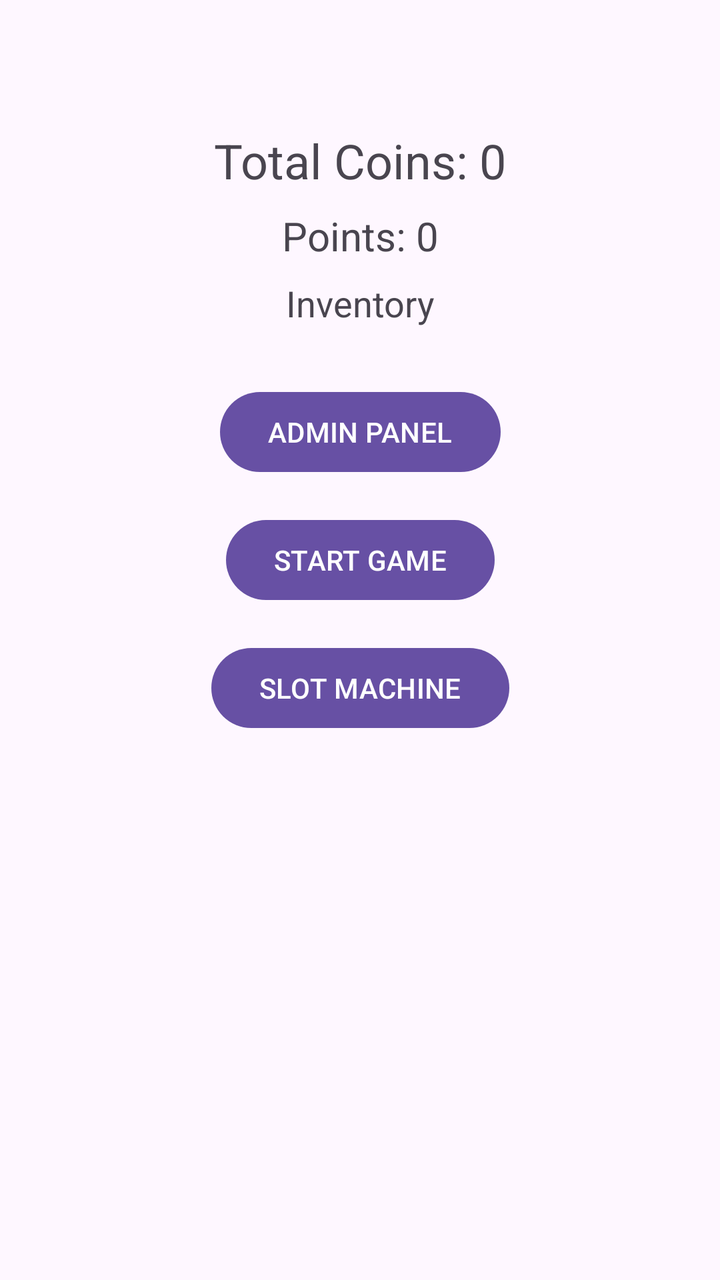
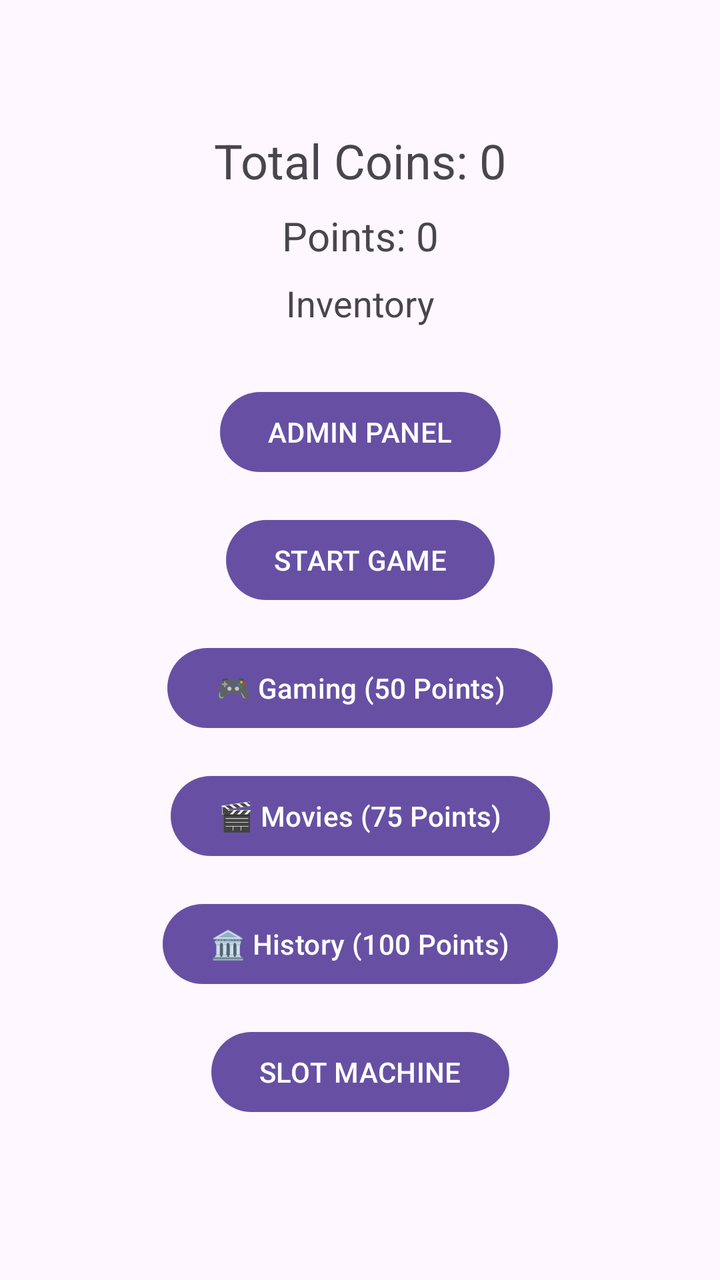

Two renders of the same Android screen: before a commit and after it. Below are the layout's source before the change and the commit's diff.
<!-- AndroidManifest.xml: application theme Theme.OstaniBeden -->
<!-- res/layout/activity_main.xml -->
<?xml version="1.0" encoding="utf-8"?>
<androidx.constraintlayout.widget.ConstraintLayout xmlns:android="http://schemas.android.com/apk/res/android"
    xmlns:app="http://schemas.android.com/apk/res-auto"
    xmlns:tools="http://schemas.android.com/tools"
    android:id="@+id/main"
    android:layout_width="match_parent"
    android:layout_height="match_parent"
    tools:context=".MainActivity">

    <TextView
        android:id="@+id/tvTotalCoins"
        android:layout_width="wrap_content"
        android:layout_height="wrap_content"
        android:text="Total Coins: 0"
        android:textSize="24sp"
        app:layout_constraintTop_toTopOf="parent"
        app:layout_constraintStart_toStartOf="parent"
        app:layout_constraintEnd_toEndOf="parent"
        android:layout_marginTop="64dp"/>

    <TextView
        android:id="@+id/tvTotalPoints"
        android:layout_width="wrap_content"
        android:layout_height="wrap_content"
        android:text="Points: 0"
        android:textSize="20sp"
        app:layout_constraintTop_toBottomOf="@id/tvTotalCoins"
        app:layout_constraintStart_toStartOf="parent"
        app:layout_constraintEnd_toEndOf="parent"
        android:layout_marginTop="8dp"/>

    <TextView
        android:id="@+id/tvInventory"
        android:layout_width="wrap_content"
        android:layout_height="wrap_content"
        android:text="Inventory"
        android:textSize="18sp"
        app:layout_constraintTop_toBottomOf="@id/tvTotalPoints"
        app:layout_constraintStart_toStartOf="parent"
        app:layout_constraintEnd_toEndOf="parent"
        android:layout_marginTop="8dp"/>

    <Button
        android:id="@+id/btnAdminPanel"
        android:layout_width="wrap_content"
        android:layout_height="wrap_content"
        android:layout_marginTop="192dp"
        android:text="ADMIN PANEL"
        app:layout_constraintEnd_toEndOf="parent"
        app:layout_constraintStart_toStartOf="parent"
        app:layout_constraintTop_toTopOf="parent" />

    <Button
        android:id="@+id/btnStartGame"
        android:layout_width="wrap_content"
        android:layout_height="wrap_content"
        android:text="START GAME"
        app:layout_constraintTop_toBottomOf="@id/btnAdminPanel"
        app:layout_constraintStart_toStartOf="parent"
        app:layout_constraintEnd_toEndOf="parent"
        android:layout_marginTop="16dp"/>

    <Button
        android:id="@+id/btnSlotMachine"
        android:layout_width="wrap_content"
        android:layout_height="wrap_content"
        android:text="SLOT MACHINE"
        app:layout_constraintTop_toBottomOf="@id/btnStartGame"
        app:layout_constraintStart_toStartOf="parent"
        app:layout_constraintEnd_toEndOf="parent"
        android:layout_marginTop="16dp"/>

</androidx.constraintlayout.widget.ConstraintLayout>
<!-- resources referenced by this layout -->
<resources>
  <style name="Theme.OstaniBeden" parent="Base.Theme.OstaniBeden" />
  <style name="Base.Theme.OstaniBeden" parent="Theme.Material3.DayNight.NoActionBar">
          
          
      </style>
</resources>

<!-- the commit's change to res/layout/activity_main.xml (unified diff, before → after) -->
@@ -61,11 +61,41 @@
         android:layout_marginTop="16dp"/>
 
     <Button
+        android:id="@+id/btnGaming"
+        android:layout_width="wrap_content"
+        android:layout_height="wrap_content"
+        android:text="🎮 Gaming (50 Points)"
+        android:layout_marginTop="16dp"
+        app:layout_constraintTop_toBottomOf="@id/btnStartGame"
+        app:layout_constraintStart_toStartOf="parent"
+        app:layout_constraintEnd_toEndOf="parent"/>
+
+    <Button
+        android:id="@+id/btnMovies"
+        android:layout_width="wrap_content"
+        android:layout_height="wrap_content"
+        android:text="🎬 Movies (75 Points)"
+        android:layout_marginTop="16dp"
+        app:layout_constraintTop_toBottomOf="@id/btnGaming"
+        app:layout_constraintStart_toStartOf="parent"
+        app:layout_constraintEnd_toEndOf="parent"/>
+
+    <Button
+        android:id="@+id/btnHistory"
+        android:layout_width="wrap_content"
+        android:layout_height="wrap_content"
+        android:text="🏛 History (100 Points)"
+        android:layout_marginTop="16dp"
+        app:layout_constraintTop_toBottomOf="@id/btnMovies"
+        app:layout_constraintStart_toStartOf="parent"
+        app:layout_constraintEnd_toEndOf="parent"/>
+
+    <Button
         android:id="@+id/btnSlotMachine"
         android:layout_width="wrap_content"
         android:layout_height="wrap_content"
         android:text="SLOT MACHINE"
-        app:layout_constraintTop_toBottomOf="@id/btnStartGame"
+        app:layout_constraintTop_toBottomOf="@id/btnHistory"
         app:layout_constraintStart_toStartOf="parent"
         app:layout_constraintEnd_toEndOf="parent"
         android:layout_marginTop="16dp"/>
